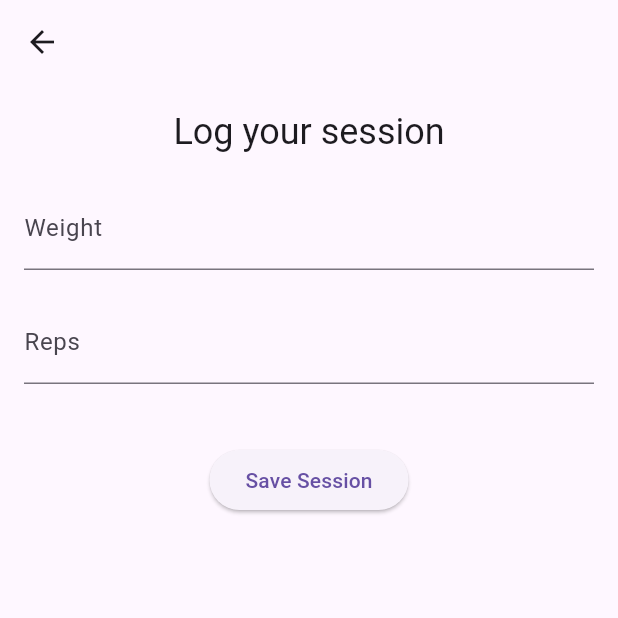
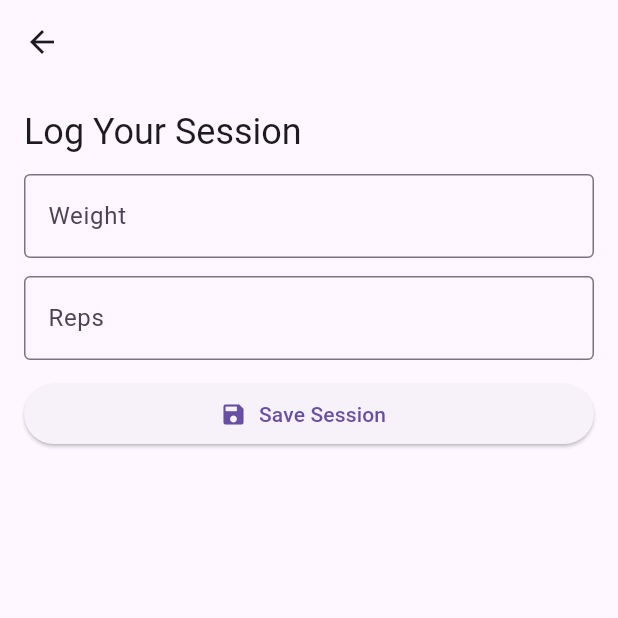
Before and after one commit to nobleideas/fitquest, a Flutter app: the ExerciseSessionPage screen opened directly with empty values, after a tap on "Save Session", on a phone screen of 412 x 824 dp, the top half of it. Run offline on Flutter 3.47's test engine with Material 3 defaults, Android fonts, the phone set to English and light mode, and no system bars; our stand-ins replace sqflite, supabase_flutter; missing offline and left inert: mobile_scanner; accounts and stored records are empty.

Commit message:
updated the exercise_session_page to include previous sessions

```diff
--- a/lib/pages/exercise_session_page.dart
+++ b/lib/pages/exercise_session_page.dart
@@ -3,11 +3,7 @@ import '../services/session_service.dart';
 
 class ExerciseSessionPage extends StatefulWidget {
   final Map<String, dynamic> exercise;
-
-  const ExerciseSessionPage({
-    super.key,
-    required this.exercise,
-  });
+  const ExerciseSessionPage({super.key, required this.exercise});
 
   @override
   State<ExerciseSessionPage> createState() => _ExerciseSessionPageState();
@@ -16,6 +12,34 @@ class ExerciseSessionPage extends StatefulWidget {
 class _ExerciseSessionPageState extends State<ExerciseSessionPage> {
   final weightController = TextEditingController();
   final repsController = TextEditingController();
+  final SessionService sessionService = SessionService();
+  List<DateTime> last3Dates = [];
+  Map<DateTime, List<Map<String, dynamic>>> sessionsByDate = {};
+
+  @override
+  void initState() {
+    super.initState();
+    _loadLast3DatesAndSessions();
+  }
+
+  Future<void> _loadLast3DatesAndSessions() async {
+    final dates = await sessionService.getLast3SessionDates(widget.exercise['id']);
+    final Map<DateTime, List<Map<String, dynamic>>> map = {};
+
+    for (final date in dates) {
+      map[date] = await sessionService.getSessionsForDate(widget.exercise['id'], date);
+    }
+
+    setState(() {
+      last3Dates = dates;
+      sessionsByDate = map;
+    });
+  }
+
+  Future<void> _deleteSession(String sessionId) async {
+    await sessionService.deleteSession(sessionId);
+    await _loadLast3DatesAndSessions();
+  }
 
   @override
   void dispose() {
@@ -29,51 +53,100 @@ class _ExerciseSessionPageState extends State<ExerciseSessionPage> {
     final exercise = widget.exercise;
 
     return Scaffold(
-      appBar: AppBar(
-        title: Text(exercise['name']),
-      ),
-      body: Padding(
+      appBar: AppBar(title: Text(exercise['name'])),
+      body: SingleChildScrollView(
         padding: const EdgeInsets.all(16),
         child: Column(
+          crossAxisAlignment: CrossAxisAlignment.start,
           children: [
+            // ----------------- Log Form -----------------
             Text(
-              "Log your session",
+              "Log Your Session",
               style: Theme.of(context).textTheme.headlineSmall,
             ),
-            const SizedBox(height: 20),
-
+            const SizedBox(height: 12),
             TextField(
               controller: weightController,
               keyboardType: TextInputType.number,
               decoration: const InputDecoration(
                 labelText: "Weight",
+                border: OutlineInputBorder(),
               ),
             ),
-
-            const SizedBox(height: 20),
-
+            const SizedBox(height: 12),
             TextField(
               controller: repsController,
               keyboardType: TextInputType.number,
               decoration: const InputDecoration(
                 labelText: "Reps",
+                border: OutlineInputBorder(),
               ),
             ),
+            const SizedBox(height: 12),
+            SizedBox(
+              width: double.infinity,
+              child: ElevatedButton.icon(
+                icon: const Icon(Icons.save),
+                label: const Text("Save Session"),
+                onPressed: () async {
+                  final weight = double.tryParse(weightController.text);
+                  final reps = int.tryParse(repsController.text);
 
-            const SizedBox(height: 40),
+                  if (weight == null || reps == null) return;
 
-            ElevatedButton(
-              onPressed: () async {
-                await SessionService().insertSession(
-                  exerciseId: exercise['id'],
-                  weight: double.parse(weightController.text),
-                  reps: int.parse(repsController.text),
-                );
+                  await sessionService.insertSession(
+                    exerciseId: exercise['id'],
+                    weight: weight,
+                    reps: reps,
+                  );
 
-                Navigator.pop(context);
-              },
-              child: const Text("Save Session"),
-            )
+                  weightController.clear();
+                  repsController.clear();
+                  await _loadLast3DatesAndSessions();
+                },
+              ),
+            ),
+            const SizedBox(height: 24),
+
+            // ----------------- Last 3 Recorded Days -----------------
+            if (last3Dates.isNotEmpty)
+              Text(
+                "Last 3 Recorded Days",
+                style: Theme.of(context).textTheme.titleMedium,
+              ),
+            const SizedBox(height: 12),
+            ...last3Dates.map((date) {
+              final sessions = sessionsByDate[date] ?? [];
+
+              return Card(
+                margin: const EdgeInsets.only(bottom: 12),
+                elevation: 3,
+                shape: RoundedRectangleBorder(
+                  borderRadius: BorderRadius.circular(12),
+                ),
+                child: ExpansionTile(
+                  title: Text("${date.month}/${date.day}/${date.year}"),
+                  children: sessions.map((s) {
+                    return Dismissible(
+                      key: Key(s['id']),
+                      direction: DismissDirection.endToStart,
+                      background: Container(
+                        alignment: Alignment.centerRight,
+                        color: Colors.red,
+                        padding: const EdgeInsets.only(right: 20),
+                        child: const Icon(Icons.delete, color: Colors.white),
+                      ),
+                      onDismissed: (_) => _deleteSession(s['id']),
+                      child: ListTile(
+                        leading: const Icon(Icons.fitness_center),
+                        title: Text("Weight: ${s['weight']}"),
+                        subtitle: Text("Reps: ${s['reps']}"),
+                      ),
+                    );
+                  }).toList(),
+                ),
+              );
+            }).toList(),
           ],
         ),
       ),
--- a/lib/services/session_service.dart
+++ b/lib/services/session_service.dart
@@ -19,4 +19,53 @@ class SessionService {
       'reps': reps,
     });
   }
+
+  Future<List<DateTime>> getLast3SessionDates(String exerciseId) async {
+  final user = supabase.auth.currentUser!;
+
+  final res = await supabase
+      .from('exercise_sessions')
+      .select('created_at')
+      .eq('exercise_id', exerciseId)
+      .eq('user_id', user.id)
+      .order('created_at', ascending: false)
+      .limit(1000); // fetch enough rows
+
+  // Extract distinct dates
+  final dates = <DateTime>{};
+  for (var row in res) {
+    final date = DateTime.parse(row['created_at']).toLocal();
+    dates.add(DateTime(date.year, date.month, date.day));
+  }
+
+  final sortedDates = dates.toList()
+    ..sort((a, b) => b.compareTo(a)); // descending
+
+  return sortedDates.take(3).toList();
+  }
+
+  Future<List<Map<String, dynamic>>> getSessionsForDate(
+    String exerciseId, DateTime date) async {
+  final user = supabase.auth.currentUser!;
+
+  final start = DateTime(date.year, date.month, date.day);
+  final end = start.add(const Duration(days: 1));
+
+  final res = await supabase
+      .from('exercise_sessions')
+      .select()
+      .eq('exercise_id', exerciseId)
+      .eq('user_id', user.id)
+      .gte('created_at', start.toIso8601String())
+      .lt('created_at', end.toIso8601String())
+      .order('created_at', ascending: true);
+
+  return List<Map<String, dynamic>>.from(res);
+  }
+
+  Future<void> deleteSession(String sessionId) async {
+  await supabase.from('exercise_sessions').delete().eq('id', sessionId);
+  }
+
+
 }
```
